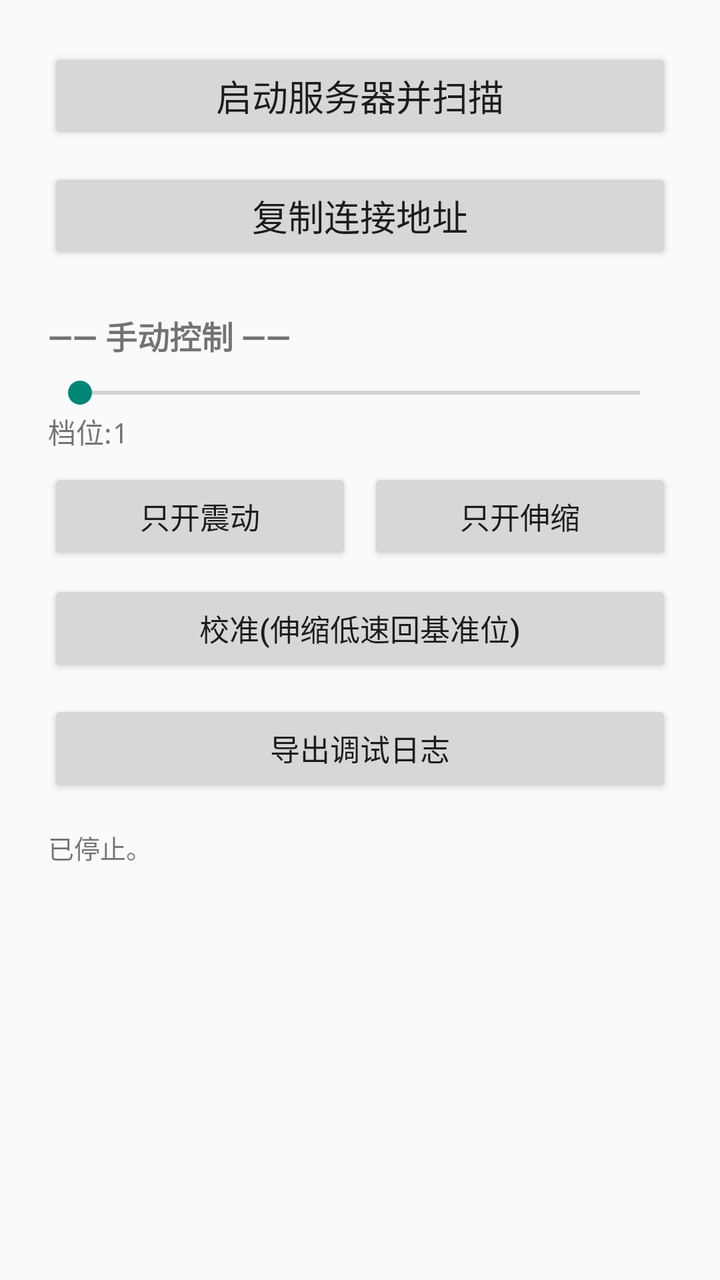
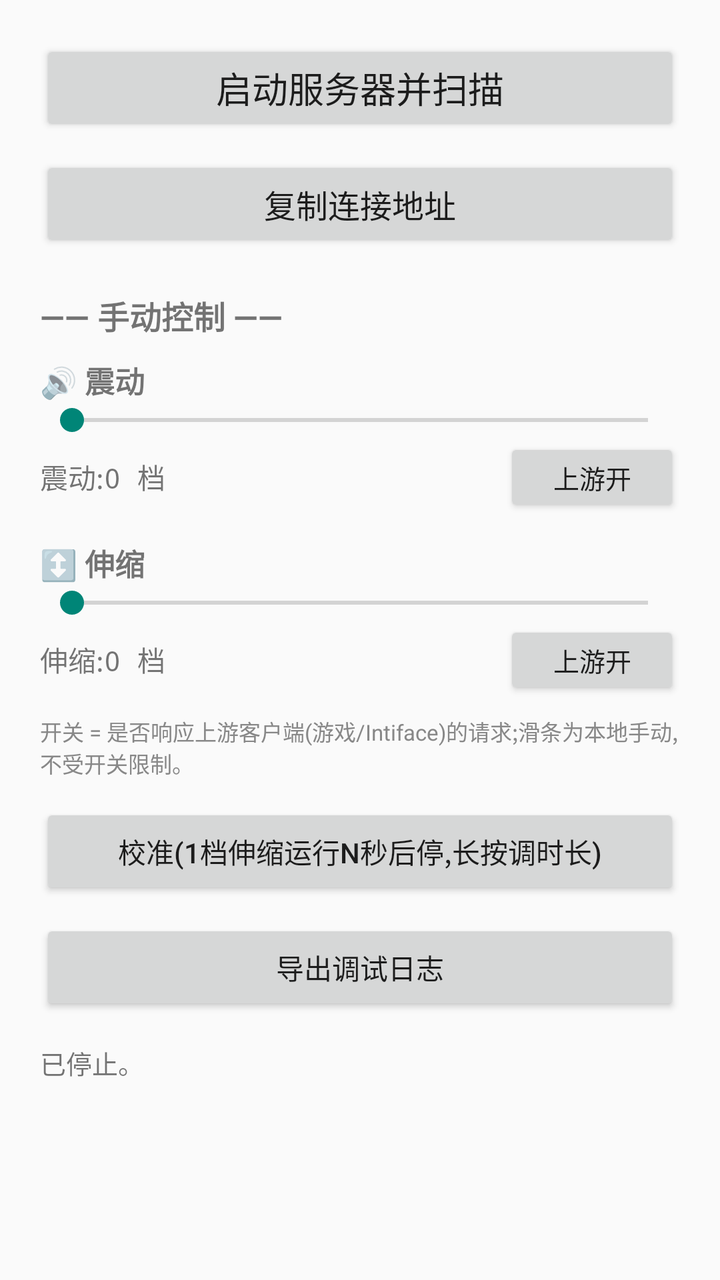

Two renders of the same Android screen: before a commit and after it. Below are the layout's source before the change and the commit's diff.
<!-- AndroidManifest.xml: application theme Theme.AppCompat.Light -->
<!-- res/layout/activity_main.xml -->
<?xml version="1.0" encoding="utf-8"?>
<LinearLayout xmlns:android="http://schemas.android.com/apk/res/android"
    android:layout_width="match_parent"
    android:layout_height="match_parent"
    android:orientation="vertical"
    android:padding="24dp">

    <Button
        android:id="@+id/btnToggle"
        android:layout_width="match_parent"
        android:layout_height="wrap_content"
        android:text="启动服务器并扫描"
        android:textSize="18sp" />

    <Button
        android:id="@+id/btnCopy"
        android:layout_width="match_parent"
        android:layout_height="wrap_content"
        android:text="复制连接地址"
        android:textSize="18sp"
        android:layout_marginTop="12dp" />

    <TextView
        android:id="@+id/tvManualTitle"
        android:layout_width="match_parent"
        android:layout_height="wrap_content"
        android:layout_marginTop="24dp"
        android:text="—— 手动控制 ——"
        android:textStyle="bold"
        android:textSize="16sp" />

    <SeekBar
        android:id="@+id/seekLevel"
        android:layout_width="match_parent"
        android:layout_height="wrap_content"
        android:layout_marginTop="8dp"
        android:max="8"
        android:progress="0" />

    <TextView
        android:id="@+id/tvLevel"
        android:layout_width="match_parent"
        android:layout_height="wrap_content"
        android:fontFamily="monospace"
        android:text="档位:1"
        android:textSize="14sp" />

    <LinearLayout
        android:layout_width="match_parent"
        android:layout_height="wrap_content"
        android:orientation="horizontal"
        android:layout_marginTop="8dp">

        <Button
            android:id="@+id/btnVib"
            android:layout_width="0dp"
            android:layout_height="wrap_content"
            android:layout_weight="1"
            android:text="只开震动"
            android:textSize="15sp" />

        <Button
            android:id="@+id/btnOsc"
            android:layout_width="0dp"
            android:layout_height="wrap_content"
            android:layout_weight="1"
            android:layout_marginStart="8dp"
            android:text="只开伸缩"
            android:textSize="15sp" />
    </LinearLayout>

    <Button
        android:id="@+id/btnCalib"
        android:layout_width="match_parent"
        android:layout_height="wrap_content"
        android:layout_marginTop="8dp"
        android:text="校准(伸缩低速回基准位)"
        android:textSize="15sp" />

    <Button
        android:id="@+id/btnExport"
        android:layout_width="match_parent"
        android:layout_height="wrap_content"
        android:layout_marginTop="12dp"
        android:text="导出调试日志"
        android:textSize="15sp" />

    <TextView
        android:id="@+id/tvStatus"
        android:layout_width="match_parent"
        android:layout_height="wrap_content"
        android:layout_marginTop="16dp"
        android:fontFamily="monospace"
        android:textSize="13sp"
        android:text="已停止。" />

</LinearLayout>
<!-- resources referenced by this layout -->
<resources>

</resources>

<!-- the commit's change to res/layout/activity_main.xml (unified diff, before → after) -->
@@ -1,9 +1,14 @@
 <?xml version="1.0" encoding="utf-8"?>
-<LinearLayout xmlns:android="http://schemas.android.com/apk/res/android"
+<ScrollView xmlns:android="http://schemas.android.com/apk/res/android"
     android:layout_width="match_parent"
     android:layout_height="match_parent"
+    android:fillViewport="true">
+
+<LinearLayout
+    android:layout_width="match_parent"
+    android:layout_height="wrap_content"
     android:orientation="vertical"
-    android:padding="24dp">
+    android:padding="20dp">
 
     <Button
         android:id="@+id/btnToggle"
@@ -17,81 +22,130 @@
         android:layout_width="match_parent"
         android:layout_height="wrap_content"
         android:text="复制连接地址"
-        android:textSize="18sp"
-        android:layout_marginTop="12dp" />
+        android:textSize="16sp"
+        android:layout_marginTop="10dp" />
 
     <TextView
         android:id="@+id/tvManualTitle"
         android:layout_width="match_parent"
         android:layout_height="wrap_content"
-        android:layout_marginTop="24dp"
+        android:layout_marginTop="20dp"
         android:text="—— 手动控制 ——"
         android:textStyle="bold"
         android:textSize="16sp" />
 
-    <SeekBar
-        android:id="@+id/seekLevel"
+    <TextView
         android:layout_width="match_parent"
         android:layout_height="wrap_content"
-        android:layout_marginTop="8dp"
-        android:max="8"
-        android:progress="0" />
+        android:layout_marginTop="10dp"
+        android:text="🔊 震动"
+        android:textStyle="bold"
+        android:textSize="15sp" />
 
-    <TextView
-        android:id="@+id/tvLevel"
+    <SeekBar
+        android:id="@+id/seekVib"
         android:layout_width="match_parent"
         android:layout_height="wrap_content"
-        android:fontFamily="monospace"
-        android:text="档位:1"
-        android:textSize="14sp" />
+        android:max="9"
+        android:progress="0" />
 
     <LinearLayout
         android:layout_width="match_parent"
         android:layout_height="wrap_content"
-        android:orientation="horizontal"
-        android:layout_marginTop="8dp">
+        android:orientation="horizontal">
+
+        <TextView
+            android:id="@+id/tvVibLevel"
+            android:layout_width="0dp"
+            android:layout_weight="1"
+            android:layout_height="wrap_content"
+            android:fontFamily="monospace"
+            android:text="震动:0 档"
+            android:textSize="14sp" />
 
         <Button
             android:id="@+id/btnVib"
+            android:layout_width="wrap_content"
+            android:layout_height="wrap_content"
+            android:minHeight="0dp"
+            android:paddingStart="14dp"
+            android:paddingEnd="14dp"
+            android:text="上游开"
+            android:textSize="13sp" />
+    </LinearLayout>
+
+    <TextView
+        android:layout_width="match_parent"
+        android:layout_height="wrap_content"
+        android:layout_marginTop="12dp"
+        android:text="↕️ 伸缩"
+        android:textStyle="bold"
+        android:textSize="15sp" />
+
+    <SeekBar
+        android:id="@+id/seekOsc"
+        android:layout_width="match_parent"
+        android:layout_height="wrap_content"
+        android:max="9"
+        android:progress="0" />
+
+    <LinearLayout
+        android:layout_width="match_parent"
+        android:layout_height="wrap_content"
+        android:orientation="horizontal">
+
+        <TextView
+            android:id="@+id/tvOscLevel"
             android:layout_width="0dp"
+            android:layout_weight="1"
             android:layout_height="wrap_content"
-            android:layout_weight="1"
-            android:text="只开震动"
-            android:textSize="15sp" />
+            android:fontFamily="monospace"
+            android:text="伸缩:0 档"
+            android:textSize="14sp" />
 
         <Button
             android:id="@+id/btnOsc"
-            android:layout_width="0dp"
+            android:layout_width="wrap_content"
             android:layout_height="wrap_content"
-            android:layout_weight="1"
-            android:layout_marginStart="8dp"
-            android:text="只开伸缩"
-            android:textSize="15sp" />
+            android:minHeight="0dp"
+            android:paddingStart="14dp"
+            android:paddingEnd="14dp"
+            android:text="上游开"
+            android:textSize="13sp" />
     </LinearLayout>
+
+    <TextView
+        android:layout_width="match_parent"
+        android:layout_height="wrap_content"
+        android:layout_marginTop="8dp"
+        android:text="开关 = 是否响应上游客户端(游戏/Intiface)的请求;滑条为本地手动,不受开关限制。"
+        android:textSize="11sp"
+        android:textColor="#888888" />
 
     <Button
         android:id="@+id/btnCalib"
         android:layout_width="match_parent"
         android:layout_height="wrap_content"
-        android:layout_marginTop="8dp"
-        android:text="校准(伸缩低速回基准位)"
-        android:textSize="15sp" />
+        android:layout_marginTop="12dp"
+        android:text="校准(1档伸缩运行N秒后停,长按调时长)"
+        android:textSize="14sp" />
 
     <Button
         android:id="@+id/btnExport"
         android:layout_width="match_parent"
         android:layout_height="wrap_content"
-        android:layout_marginTop="12dp"
+        android:layout_marginTop="10dp"
         android:text="导出调试日志"
-        android:textSize="15sp" />
+        android:textSize="14sp" />
 
     <TextView
         android:id="@+id/tvStatus"
         android:layout_width="match_parent"
         android:layout_height="wrap_content"
-        android:layout_marginTop="16dp"
+        android:layout_marginTop="14dp"
         android:fontFamily="monospace"
         android:textSize="13sp"
         android:text="已停止。" />
 
 </LinearLayout>
+</ScrollView>
